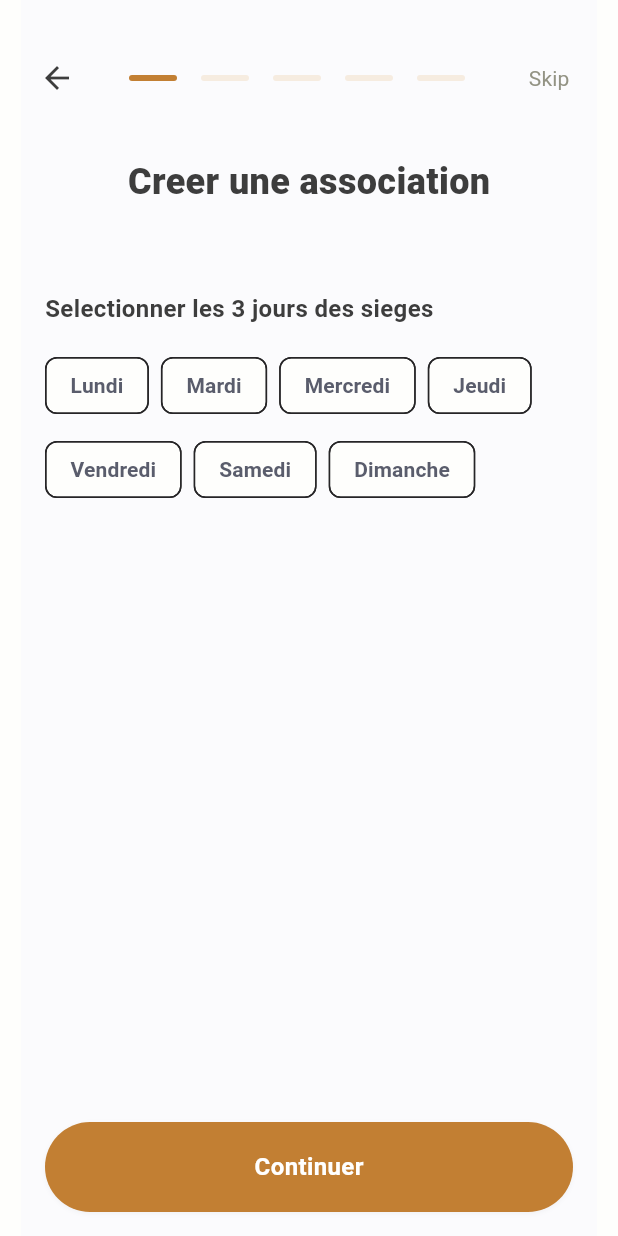
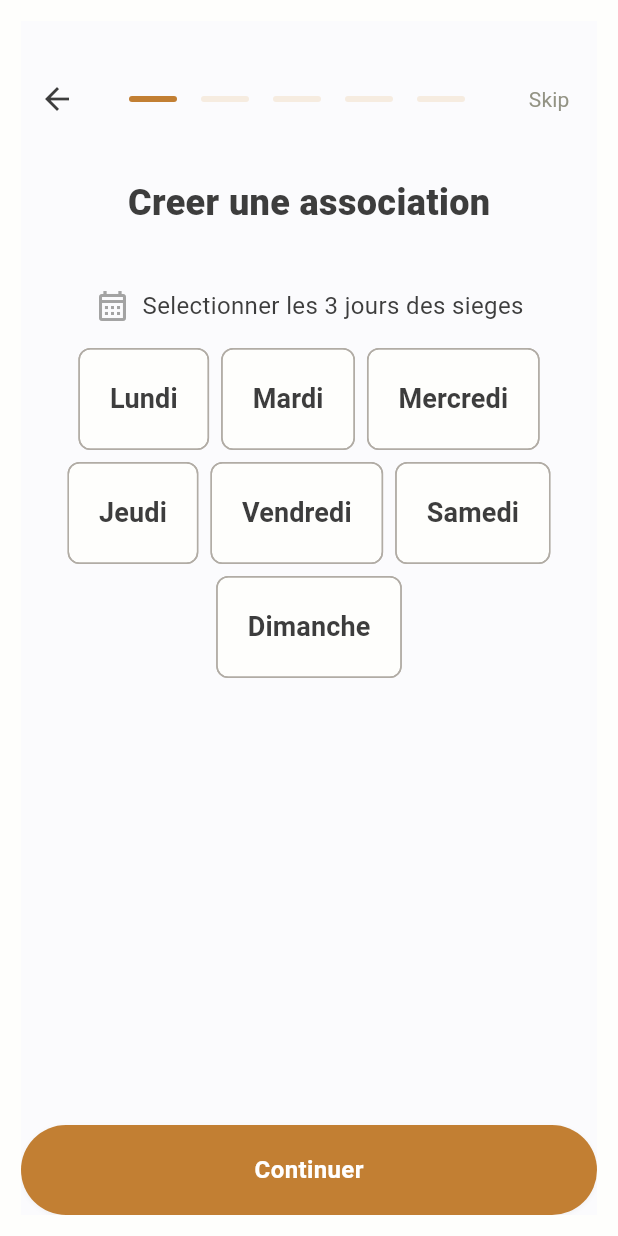
Before and after one commit to konnofuente/manzon, a Flutter app: the screen it shows after launch, swiped to page 4, on a phone screen of 412 x 824 dp. Run offline on Flutter 3.47's test engine with Material 3 defaults, Android fonts, the phone set to English and light mode, and no system bars; our stand-ins replace cloud_firestore, connectivity_plus, equatable, firebase_auth, firebase_core, flutter_otp_text_field and 5 more; missing offline and left inert: connection_notifier; accounts and stored records are empty; Roboto replaces fonts that are missing (Rubik); project files that could hold a hidden picture were left out.

Commit message:
feat(app): #9 complete step design

```diff
--- a/lib/presentation/pages/create_association/components/meeting_days.dart
+++ b/lib/presentation/pages/create_association/components/meeting_days.dart
@@ -1,7 +1,9 @@
 import 'package:get/get.dart';
 import 'package:flutter/material.dart';
 import 'package:manzon/app/config/theme/app_colors.dart';
+import 'package:manzon/app/config/theme/font_manager.dart';
 import 'package:manzon/app/config/theme/style_manager.dart';
+import 'package:manzon/app/core/utils/constants/value_manager.dart';
 import 'package:manzon/presentation/widgets/buttons/default_button.dart';
 import 'package:manzon/presentation/controllers/create_association_controller.dart';
 
@@ -10,19 +12,37 @@ class MeetingDays extends StatelessWidget {
   Widget build(BuildContext context) {
     final CreateAssociationController controller = Get.find();
 
-    return Padding(
-      padding: const EdgeInsets.all(16.0),
+    return Container(
       child: Column(
         crossAxisAlignment: CrossAxisAlignment.start,
         children: [
+          Center(
+            child: Row(
+              mainAxisAlignment: MainAxisAlignment.center,
+              children: [
+                Icon(Icons.calendar_month_outlined,
+                    color: AppColors.grayNormal, size: AppSize.s24),
+                SizedBox(
+                  width: AppSize.s8,
+                ),
                 Text(
                   'Selectionner les 3 jours des sieges',
-            style: getBoldStyle(color: AppColors.blackNormal, fontSize: 16),
+                  style: getCustomStyle(
+                    color: AppColors.blackNormal,
+                    fontSize: FontSize.s16,
                   ),
-          SizedBox(height: 16),
-          Obx(() => Wrap(
+                ),
+              ],
+            ),
+          ),
+          SizedBox(height: AppSize.s16),
+          Obx(() => Container(
+                width: double.infinity,
+                alignment: Alignment.center,
+                child: Wrap(
                   spacing: 8.0,
                   runSpacing: 8.0,
+                  alignment: WrapAlignment.center,
                   children: [
                     'Lundi',
                     'Mardi',
@@ -33,6 +53,14 @@ class MeetingDays extends StatelessWidget {
                     'Dimanche'
                   ].map((day) {
                     return FilterChip(
+                      padding:
+                          EdgeInsets.symmetric(horizontal: 12, vertical: 20),
+                      labelStyle: getSemiBoldStyle(
+                          color: AppColors.blackNormal, fontSize: FontSize.s18),
+                      showCheckmark: false,
+                      side: BorderSide(color: AppColors.fontLightDisabled),
+                      selectedColor: AppColors.primaryNormal,
+                      checkmarkColor: AppColors.primaryNormal,
                       label: Text(day),
                       selected: controller.meetingDays.contains(day),
                       onSelected: (selected) {
@@ -44,6 +72,7 @@ class MeetingDays extends StatelessWidget {
                       },
                     );
                   }).toList(),
+                ),
               )),
           Spacer(),
           DefaultButton(
--- a/lib/presentation/pages/create_association/create_association.dart
+++ b/lib/presentation/pages/create_association/create_association.dart
@@ -20,7 +20,7 @@ class CreateAssociation extends StatelessWidget {
 
     return Scaffold(
       body: Padding(
-        padding: EdgeInsets.symmetric(horizontal: ScreenSize.horizontalPadding),
+        padding: EdgeInsets.all( ScreenSize.horizontalPadding),
         child: Container(
           decoration: BoxDecoration(color: Color(0xFFFBFBFD)),
           child: Column(
```
Also changed, not shown: lib/presentation/pages/create_association/components/basic_information.dart (+5 -5 lines), lib/presentation/pages/create_association/components/headquater.dart (+16 -7 lines), lib/presentation/pages/create_association/components/meeting_frequency.dart (+24 -6 lines). Lines whose indentation alone changed are shown as unchanged.
